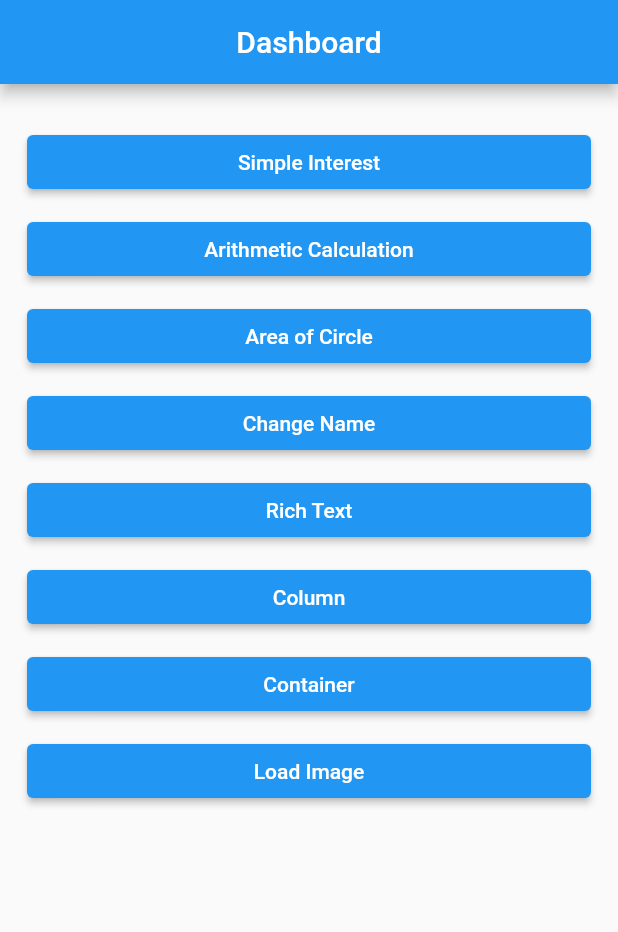
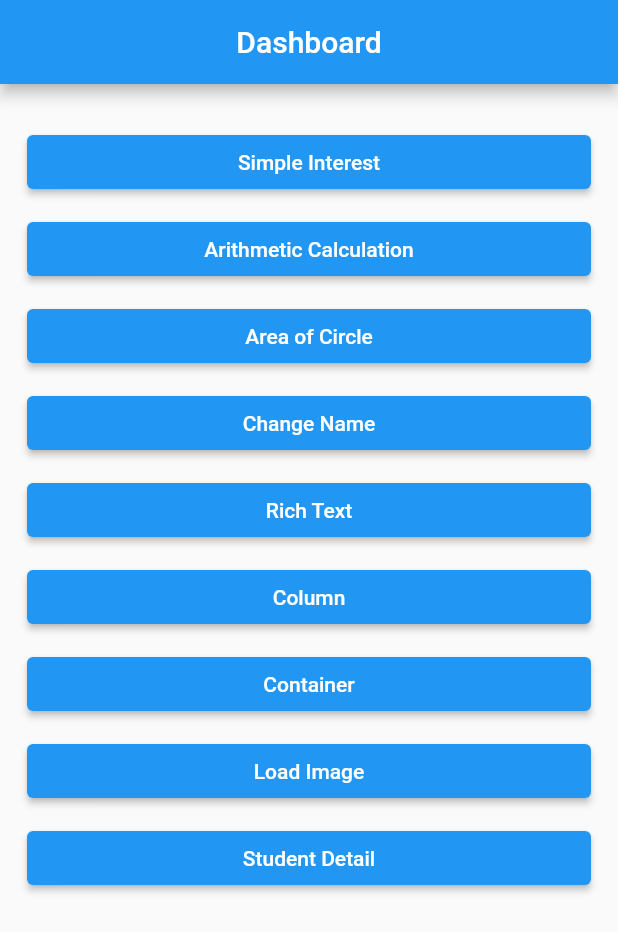
Before and after one commit to sanjiv576/flutter_apps, a Flutter app: the screen it shows after launch, on a phone screen of 412 x 824 dp. Shown: the top 932 px of the screen. Run offline on Flutter 3.47's test engine with Material 2 defaults, Android fonts, the phone set to English and light mode, and no system bars.

Commit message:
add a button for student view

```diff
--- a/flutter_app/lib/view/dashboard_view.dart
+++ b/flutter_app/lib/view/dashboard_view.dart
@@ -102,6 +102,17 @@ class DashboardView extends StatelessWidget {
                   },
                   child: const Text('Load Image'),),
             ),
+              const SizedBox(
+              height: 10.0,
+            ),
+            SizedBox(
+              width: double.infinity,
+              child: ElevatedButton(
+                  onPressed: () {
+                    Navigator.pushNamed(context, '/studentDetailRoute');
+                  },
+                  child: const Text('Student Detail'),),
+            ),
           ],
         ),
       )),
```
